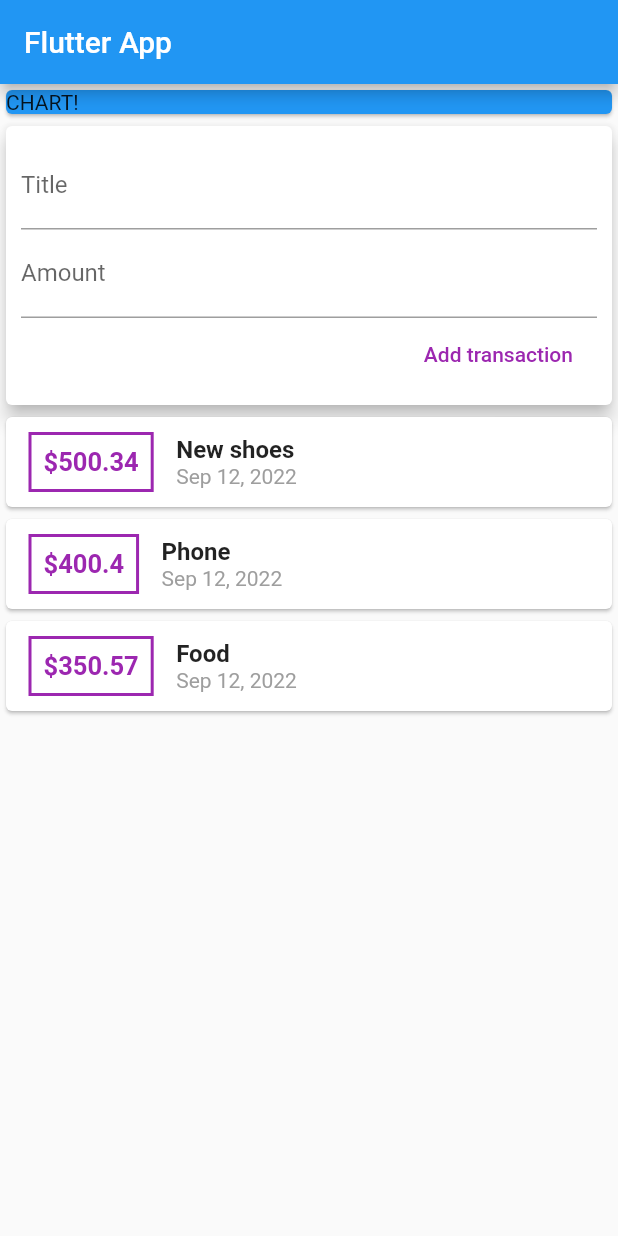
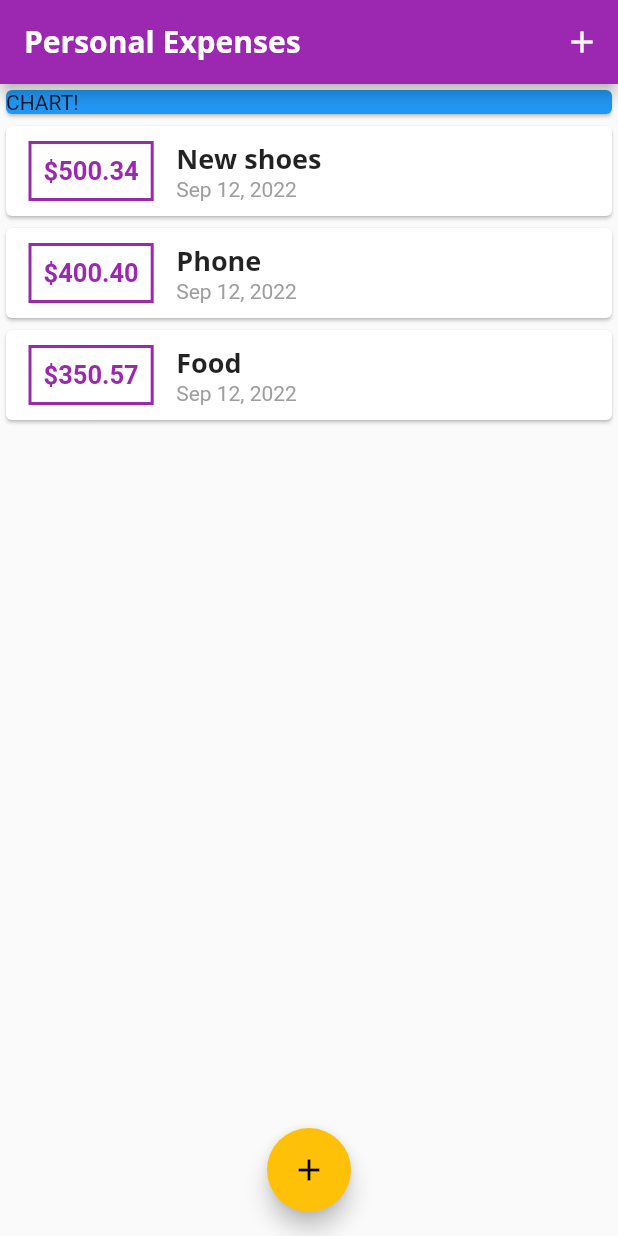
Before and after one commit to NgangaMichael/expense-planner, a Flutter app: the screen it shows after launch, on a phone screen of 412 x 824 dp. Run offline on Flutter 3.47's test engine with Material 2 defaults, Android fonts, the phone set to English and light mode, and no system bars.

Commit message:
added assets folder and inside included fonts, also updated the pubspec to allow font to be used, added theme color to the app, hid the form input and only show it on button click

```diff
--- a/lib/main.dart
+++ b/lib/main.dart
@@ -1,24 +1,79 @@
-import 'package:expense_planner/widgets/user_transactions.dart';
+import 'dart:ui';
+
+import 'package:expense_planner/widgets/new_transaction.dart';
+import 'package:expense_planner/widgets/transaction_list.dart';
 import 'package:flutter/material.dart';
+
+import 'models/transaction.dart';
 void main() => runApp(MyApp());
 
 class MyApp extends StatelessWidget {
   @override
   Widget build(BuildContext context) {
     return MaterialApp(
-      title: 'Flutter App',
+      title: 'Personal Expenses',
+      theme: ThemeData(
+        primarySwatch: Colors.purple,
+        accentColor: Colors.amber,
+        fontFamily: 'Quicksand',
+
+        textTheme :ThemeData.light().textTheme.copyWith(
+            subtitle1: TextStyle(
+              fontFamily: 'OpenSans',
+              fontSize: 18,
+              fontWeight: FontWeight.bold,
+            )
+          ),
+
+          appBarTheme: AppBarTheme(
+            titleTextStyle: TextStyle(
+              fontFamily: 'OpenSans',
+              fontSize: 20,
+              fontWeight: FontWeight.bold
+            )
+          )
+
+      ),
       home: MyHomePage(),
     );
   }
 }
 
-class MyHomePage extends StatelessWidget {
+class MyHomePage extends StatefulWidget {
 
-  // late String titleInput;
-  // late String amountInput;
+  @override
+  State<MyHomePage> createState() => _MyHomePageState();
+}
 
-  final textController = TextEditingController();
-  final amountController = TextEditingController();
+class _MyHomePageState extends State<MyHomePage> {
+
+  final List<Transaction> _userTransactions = [
+    Transaction(id: 't1', title: 'New shoes', amount: 500.34, date: DateTime.now()),
+    Transaction(id: 't2', title: 'Phone', amount: 400.4, date: DateTime.now()),
+    Transaction(id: 't3', title: 'Food', amount: 350.57, date: DateTime.now()),
+  ];
+
+  void _addNewTransaction(String txTitle, double txAmount){
+    final newTx = Transaction(
+      id: DateTime.now().toString(),
+      title: txTitle,
+      amount: txAmount,
+      date: DateTime.now());
+
+      setState(() {
+        _userTransactions.add(newTx);
+      });
+  }
+
+  void _startAddNewTransaction(BuildContext ctx) {
+    showModalBottomSheet(context: ctx, builder: (_) {
+      return GestureDetector(
+        onTap: () {},
+        child: NewTransaction(_addNewTransaction),
+        behavior: HitTestBehavior.opaque,
+      );
+    },);
+  }
 
   @override
   Widget build(BuildContext context) {
@@ -26,7 +81,13 @@ class MyHomePage extends StatelessWidget {
 
     return Scaffold(
       appBar: AppBar(
-        title: const Text('Flutter App'),
+        title: const Text('Personal Expenses'),
+        actions: [
+          IconButton(
+            onPressed: () => _startAddNewTransaction(context),
+            icon: Icon(Icons.add)
+          )
+        ],
       ),
       body:SingleChildScrollView(
         child: Column(
@@ -39,10 +100,15 @@ class MyHomePage extends StatelessWidget {
               ),
             ),
 
-            UserTransactions(),
+            TransactionList(_userTransactions)
           ],
         ),
-      )
+      ),
+      floatingActionButtonLocation: FloatingActionButtonLocation.centerFloat,
+      floatingActionButton: FloatingActionButton(
+        onPressed: () => _startAddNewTransaction(context),
+        child: Icon(Icons.add),
+      ),
     );
   }
 }
--- a/lib/widgets/transaction_list.dart
+++ b/lib/widgets/transaction_list.dart
@@ -22,16 +22,16 @@ class TransactionList extends StatelessWidget {
                       horizontal: 15,
                     ),
                     padding: const EdgeInsets.all(8),
-                    child: Text('\$${transactions[index].amount}',
+                    child: Text('\$${transactions[index].amount.toStringAsFixed(2)}',
                       style: TextStyle(
                         fontWeight: FontWeight.bold,
                         fontSize: 17,
-                        color: Colors.purple,
+                        color: Theme.of(context).primaryColor,
                       ),
                     ),
                     decoration: BoxDecoration(
                       border: Border.all(
-                        color: Colors.purple,
+                        color: Theme.of(context).primaryColor,
                         width: 2,
                       ),
                     ),
@@ -40,10 +40,7 @@ class TransactionList extends StatelessWidget {
                     crossAxisAlignment: CrossAxisAlignment.start,
                     children: [
                       Text(transactions[index].title,
-                        style: TextStyle(
-                          fontSize: 16,
-                          fontWeight: FontWeight.bold,
-                        ),
+                        style: Theme.of(context).textTheme.subtitle1
                       ),
                       Text(
                         DateFormat.yMMMd().format(transactions[index].date),
--- a/lib/widgets/user_transactions.dart
+++ /dev/null
@@ -1,42 +0,0 @@
-import 'package:flutter/material.dart';
-import 'package:expense_planner/widgets/new_transaction.dart';
-import 'package:expense_planner/widgets/transaction_list.dart';
-import '../models/transaction.dart';
-
-class UserTransactions extends StatefulWidget {
-  UserTransactions({Key? key}) : super(key: key);
-
-  @override
-  State<UserTransactions> createState() => _UserTransactionsState();
-}
-
-class _UserTransactionsState extends State<UserTransactions> {
-
-  final List<Transaction> _userTransactions = [
-    Transaction(id: 't1', title: 'New shoes', amount: 500.34, date: DateTime.now()),
-    Transaction(id: 't2', title: 'Phone', amount: 400.4, date: DateTime.now()),
-    Transaction(id: 't3', title: 'Food', amount: 350.57, date: DateTime.now()),
-  ];
-
-  void _addNewTransaction(String txTitle, double txAmount){
-    final newTx = Transaction(
-      id: DateTime.now().toString(),
-      title: txTitle,
-      amount: txAmount,
-      date: DateTime.now());
-
-      setState(() {
-        _userTransactions.add(newTx);
-      });
-  }
-
-  @override
-  Widget build(BuildContext context) {
-    return Column(
-      children: [
-        NewTransaction(_addNewTransaction),
-        TransactionList(_userTransactions),
-      ],
-    );
-  }
-}
```
Also changed, not shown: lib/widgets/new_transaction.dart (+32 -9 lines), pubspec.yaml (+12 -6 lines), assets/fonts/OpenSans-Bold.ttf (added), assets/fonts/OpenSans-Regular.ttf (added), assets/fonts/Quicksand-Bold.ttf (added), assets/fonts/Quicksand-Light.ttf (added), assets/fonts/Quicksand-Medium.ttf (added), assets/fonts/Quicksand-Regular.ttf (added).
